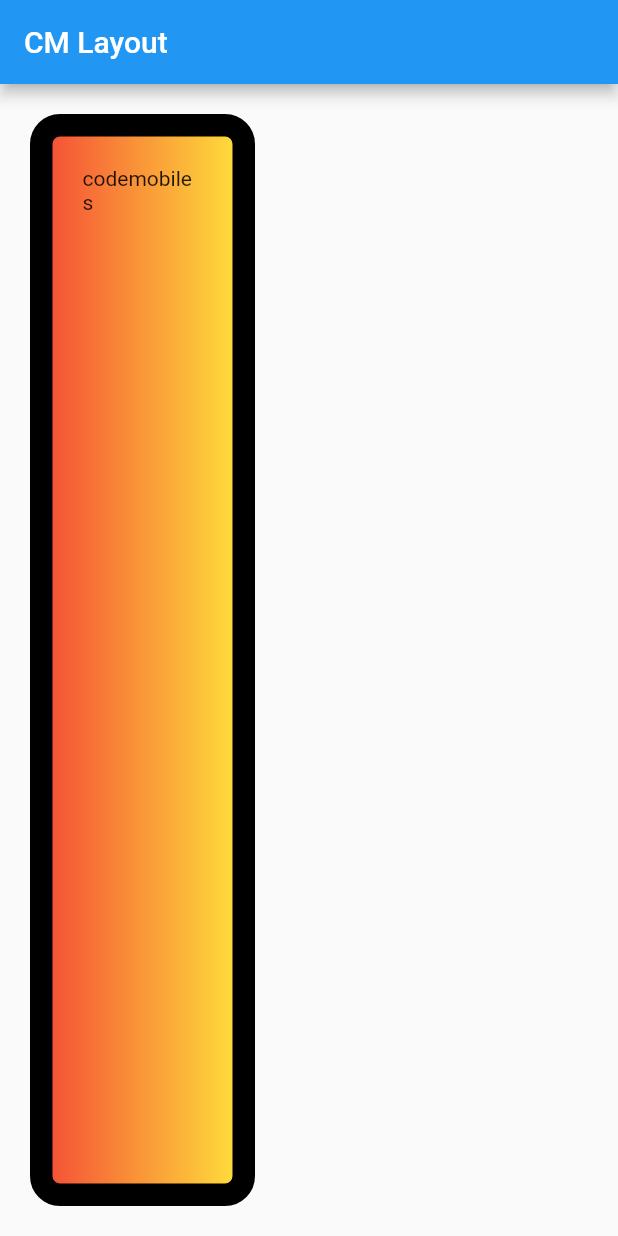
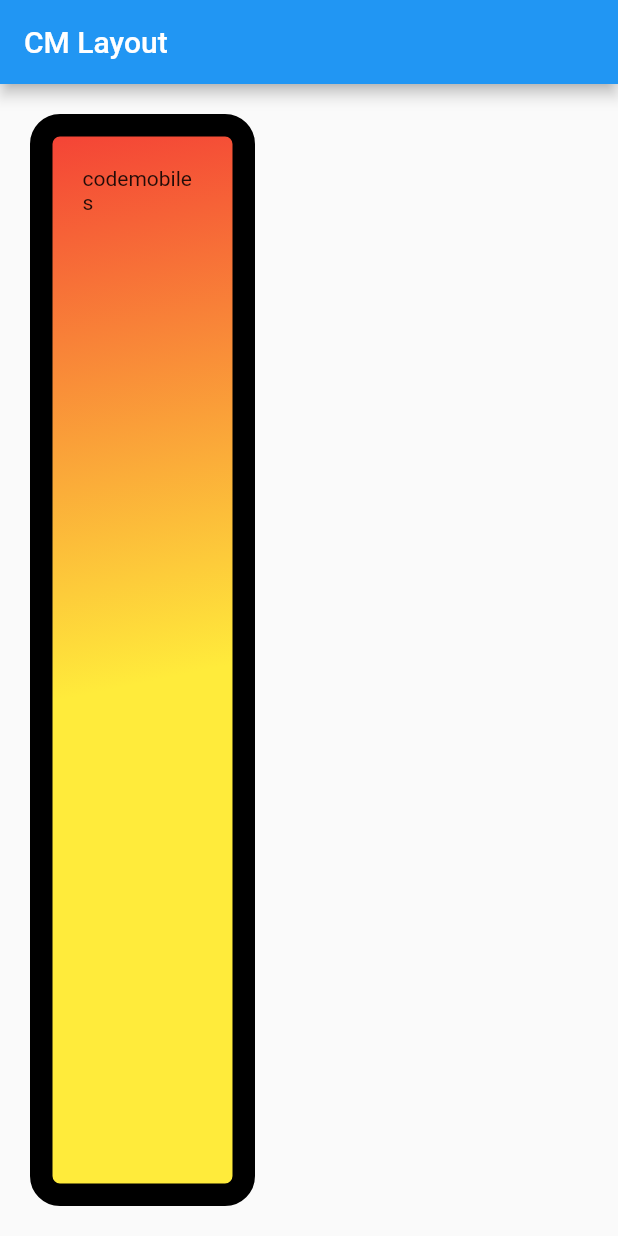
Before and after one commit to iiimomoniii/Flutter_App, a Flutter app: the screen it shows after launch, on a phone screen of 412 x 824 dp. Run offline on Flutter 3.47's test engine with Material 2 defaults, Android fonts, the phone set to English and light mode, and no system bars.

Commit message:
Update Code
กำหนดไล่เฉดสี โดยใช้ LinearGradient

```diff
--- a/lib/main.dart
+++ b/lib/main.dart
@@ -46,8 +46,12 @@ class MyApp extends StatelessWidget {
             ),
             //กำหนดความโค้งของ BoxDecoration
             borderRadius: BorderRadius.circular(20),
-            //กำหนดไล่เฉดสีพื้นหลังจากซ้ายไปขวา สีเเดง => สีเหลือง
-            gradient: LinearGradient(colors: [Colors.red, Colors.yellow])
+            //กำหนดไล่เฉด
+            gradient: LinearGradient(
+              colors: [Colors.red, Colors.yellow],
+              //ไล่สีีพื้นหลังจากซบนลงล่าง สีเเดง => สีเหลือง
+              begin: Alignment.topCenter
+            )
           ),
           //ถ้ามีข้อความเกิดขึ้นข้อความ พื่นหลังของ Container (color: Colors) จะมีการเปลี่ยนเเปลงตามขอบเขตของ ข้อความนั้น
           child: Text("codemobiles"),
```
